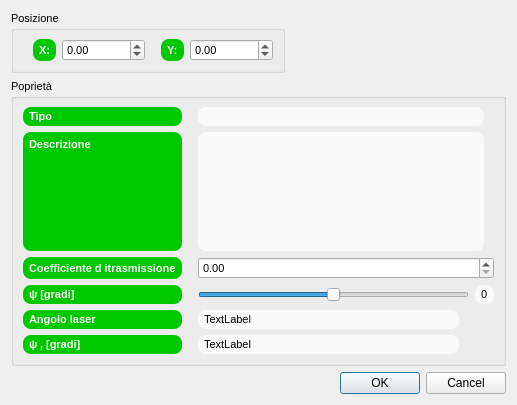
Qt form reflectorpropertiesdialog.ui (crocodile119/Laser-Studio) before a commit.
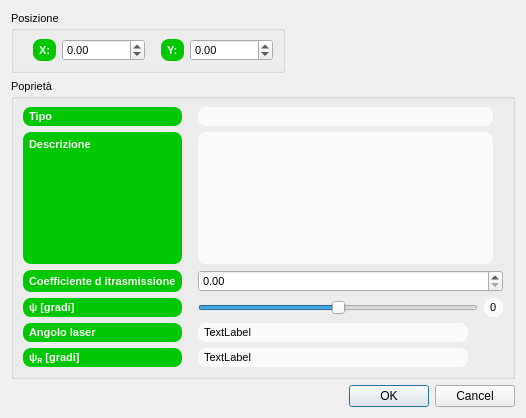
The same form after that commit.

Commit message: a subcript capitalized

Patch:
```diff
--- a/reflectorpropertiesdialog.ui
+++ b/reflectorpropertiesdialog.ui
@@ -6,8 +6,8 @@
    <rect>
     <x>0</x>
     <y>0</y>
-    <width>517</width>
-    <height>405</height>
+    <width>526</width>
+    <height>418</height>
    </rect>
   </property>
   <property name="font">
@@ -78,7 +78,7 @@
 QLabel {margin-right: 10px}</string>
         </property>
         <property name="text">
-         <string>&amp;psi; &lt;sub&gt;r&lt;/sub&gt; [gradi]</string>
+         <string>&amp;psi;&lt;sub&gt;R&lt;/sub&gt; [gradi]</string>
         </property>
        </widget>
       </item>
```
